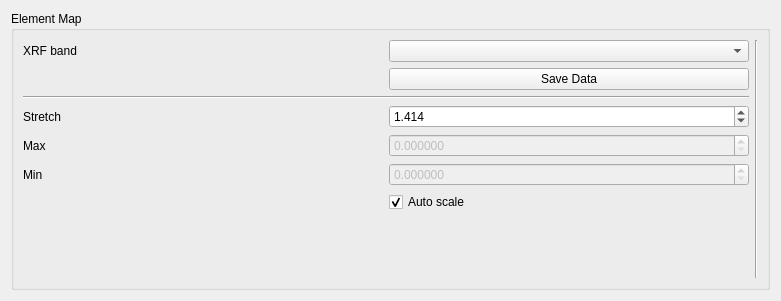
praxes/praxes, file spectromicroscopy/smpgui/ui_elementsdata.ui: the form before one commit.
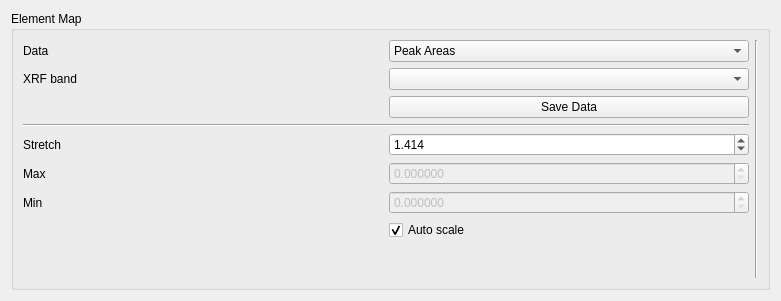
The form after the commit.

Commit message: [svn] Added ability to calculate and display Concentrations and Error data

What changed in the file:
```diff
--- a/spectromicroscopy/smpgui/ui_elementsdata.ui
+++ b/spectromicroscopy/smpgui/ui_elementsdata.ui
@@ -30,7 +30,7 @@
      <layout class="QHBoxLayout" >
       <item>
        <layout class="QGridLayout" >
-        <item row="0" column="1" >
+        <item row="1" column="1" >
          <widget class="QComboBox" name="xrfbandComboBox" >
           <property name="minimumSize" >
            <size>
@@ -40,7 +40,7 @@
           </property>
          </widget>
         </item>
-        <item row="0" column="0" >
+        <item row="1" column="0" >
          <widget class="QLabel" name="xrfbandLabel" >
           <property name="sizePolicy" >
            <sizepolicy vsizetype="Preferred" hsizetype="Preferred" >
@@ -59,21 +59,21 @@
           </property>
          </widget>
         </item>
-        <item row="4" column="0" >
+        <item row="6" column="0" >
          <widget class="QLabel" name="maxLabel" >
           <property name="text" >
            <string>Max</string>
           </property>
          </widget>
         </item>
-        <item row="5" column="0" >
+        <item row="7" column="0" >
          <widget class="QLabel" name="minLabel" >
           <property name="text" >
            <string>Min</string>
           </property>
          </widget>
         </item>
-        <item row="5" column="1" >
+        <item row="7" column="1" >
          <widget class="QDoubleSpinBox" name="minSpinBox" >
           <property name="enabled" >
            <bool>false</bool>
@@ -86,7 +86,7 @@
           </property>
          </widget>
         </item>
-        <item row="4" column="1" >
+        <item row="6" column="1" >
          <widget class="QDoubleSpinBox" name="maxSpinBox" >
           <property name="enabled" >
            <bool>false</bool>
@@ -102,14 +102,14 @@
           </property>
          </widget>
         </item>
-        <item row="2" column="0" colspan="2" >
+        <item row="4" column="0" colspan="2" >
          <widget class="Line" name="line_3" >
           <property name="orientation" >
            <enum>Qt::Horizontal</enum>
           </property>
          </widget>
         </item>
-        <item row="1" column="1" >
+        <item row="2" column="1" >
          <widget class="QPushButton" name="saveDataPushButton" >
           <property name="enabled" >
            <bool>true</bool>
@@ -119,7 +119,7 @@
           </property>
          </widget>
         </item>
-        <item row="7" column="1" >
+        <item row="9" column="1" >
          <spacer>
           <property name="orientation" >
            <enum>Qt::Vertical</enum>
@@ -132,7 +132,7 @@
           </property>
          </spacer>
         </item>
-        <item row="6" column="1" >
+        <item row="8" column="1" >
          <widget class="QCheckBox" name="dataAutoscaleButton" >
           <property name="text" >
            <string>Auto scale</string>
@@ -142,14 +142,14 @@
           </property>
          </widget>
         </item>
-        <item row="3" column="0" >
+        <item row="5" column="0" >
          <widget class="QLabel" name="aspectLabel" >
           <property name="text" >
            <string>Stretch</string>
           </property>
          </widget>
         </item>
-        <item row="3" column="1" >
+        <item row="5" column="1" >
          <widget class="QDoubleSpinBox" name="aspectSpinBox" >
           <property name="toolTip" >
            <string>&lt;html>&lt;head>&lt;meta name="qrichtext" content="1" />&lt;style type="text/css">
@@ -165,6 +165,32 @@
           </property>
          </widget>
         </item>
+        <item row="0" column="1" >
+         <widget class="QComboBox" name="dataTypeBox" >
+          <item>
+           <property name="text" >
+            <string>Peak Areas</string>
+           </property>
+          </item>
+          <item>
+           <property name="text" >
+            <string>Concentrations</string>
+           </property>
+          </item>
+          <item>
+           <property name="text" >
+            <string>Error</string>
+           </property>
+          </item>
+         </widget>
+        </item>
+        <item row="0" column="0" >
+         <widget class="QLabel" name="label" >
+          <property name="text" >
+           <string>Data</string>
+          </property>
+         </widget>
+        </item>
        </layout>
       </item>
       <item>
```
The commit also changes 3 other files.
